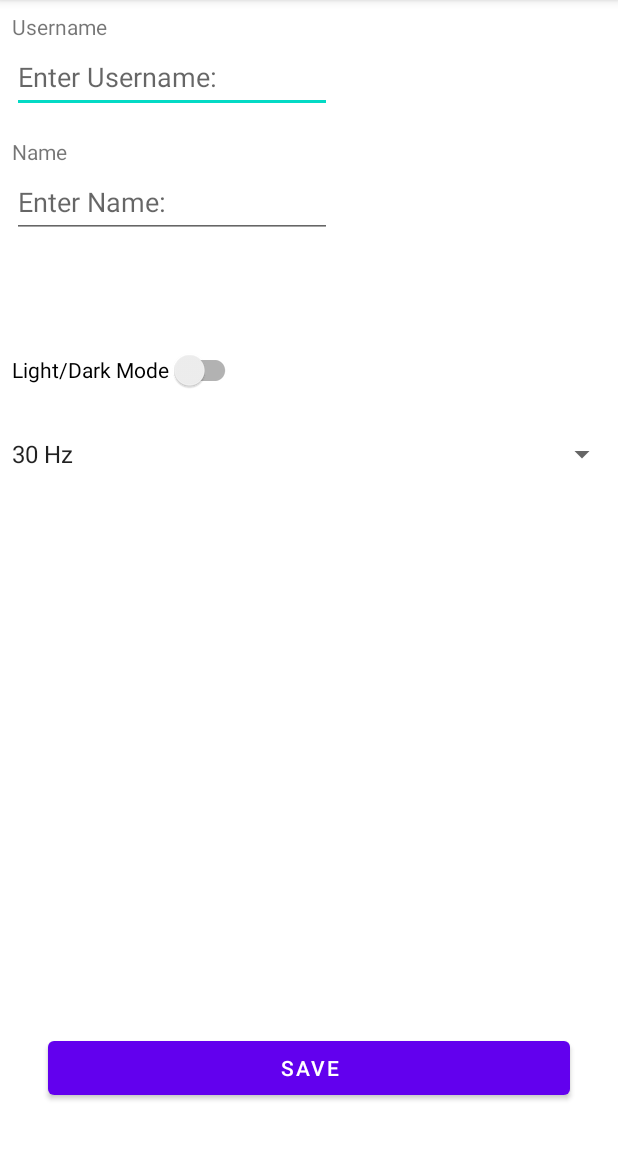
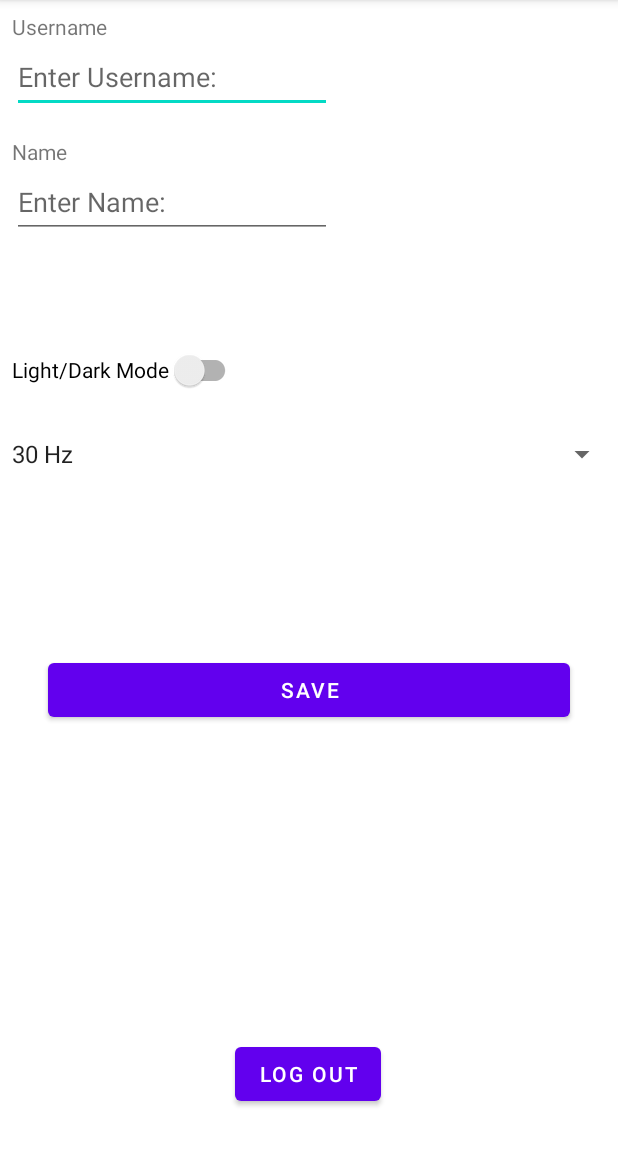
Before and after one commit to ShayGeko/Multimeter, an Android app: the fragment SettingsFragment shown on its own in the app's theme, on a phone screen of 412 x 824 dp, the part 84-1236 px from its top. Run offline under Robolectric (Android 15) with nearby library versions, the light colour scheme and no system bars.

Commit message:
:sparkles: add logout button to settings

```diff
--- a/app/src/main/AndroidManifest.xml
+++ b/app/src/main/AndroidManifest.xml
@@ -20,17 +20,13 @@
         tools:targetApi="31">
 
         <activity
-            android:name=".MainActivity"
-            android:exported="true" >
-        </activity>
-        <activity
             android:name=".login.LoginActivity"
             android:exported="false"/>
         <activity
             android:name=".createaccount.CreateAccountActivity"
             android:exported="false"/>
 
-        <activity android:name="com.untitled.multimeter.MainMenu"
+        <activity android:name="com.untitled.multimeter.MainMenuActivity"
             android:exported="true">
             <intent-filter>
                 <action android:name="android.intent.action.MAIN" />
--- a/app/src/main/java/com/untitled/multimeter/MainMenu.kt
+++ b/app/src/main/java/com/untitled/multimeter/MainMenuActivity.kt
@@ -14,7 +14,7 @@
 import com.untitled.multimeter.login.LoginActivity
 import com.untitled.multimeter.settings.SettingsFragment
 
-class MainMenu : AppCompatActivity() {
+class MainMenuActivity : AppCompatActivity() {
     override fun onCreate(savedInstanceState: Bundle?) {
         super.onCreate(savedInstanceState)
         setContentView(R.layout.main_menu)
--- a/app/src/main/java/com/untitled/multimeter/login/LoginActivity.kt
+++ b/app/src/main/java/com/untitled/multimeter/login/LoginActivity.kt
@@ -8,7 +8,7 @@ import android.widget.Button
 import android.widget.EditText
 import android.widget.Toast
 import androidx.lifecycle.ViewModelProvider
-import com.untitled.multimeter.MainMenu
+import com.untitled.multimeter.MainMenuActivity
 import com.untitled.multimeter.MultimeterApp.Companion.APPLICATION_TAG
 import com.untitled.multimeter.R
 import com.untitled.multimeter.UserViewModelFactory
@@ -75,7 +75,7 @@ class LoginActivity : AppCompatActivity() {
 
             // if result is successful, return to the main activity
             it.onSuccess {
-                startActivity(Intent(application, MainMenu::class.java))
+                startActivity(Intent(application, MainMenuActivity::class.java))
                 finish()
             }
             // otherwise, display error to the user
--- a/app/src/main/java/com/untitled/multimeter/settings/SettingsFragment.kt
+++ b/app/src/main/java/com/untitled/multimeter/settings/SettingsFragment.kt
@@ -10,11 +10,23 @@ import android.view.ViewGroup
 import android.widget.*
 import androidx.appcompat.app.AppCompatActivity
 import androidx.appcompat.widget.SwitchCompat
+import androidx.lifecycle.ViewModelProvider
+import com.untitled.multimeter.MultimeterApp
 import com.untitled.multimeter.R
+import kotlinx.coroutines.CoroutineScope
+import kotlinx.coroutines.Dispatchers
+import kotlinx.coroutines.launch
 
 class SettingsFragment : Fragment() {
 
     private lateinit var sharedPref: SharedPreferences
+    private lateinit var viewModel: SettingsViewModel
+
+    override fun onCreate(savedInstanceState: Bundle?) {
+        super.onCreate(savedInstanceState)
+
+        viewModel = ViewModelProvider(requireActivity()).get(SettingsViewModel::class.java)
+    }
 
     override fun onCreateView(
         inflater: LayoutInflater, container: ViewGroup?,
@@ -32,6 +44,16 @@ class SettingsFragment : Fragment() {
             Toast.makeText(requireContext(), "Saved Settings", Toast.LENGTH_SHORT).show()
         }
 
+
+        //
+        val logoutBtn = view.findViewById<Button>(R.id.logout_btn);
+
+        logoutBtn.setOnClickListener {
+
+            viewModel.logout();
+
+            requireActivity().finish()
+        }
         return view
     }
 
--- /dev/null
+++ b/app/src/main/java/com/untitled/multimeter/settings/SettingsViewModel.kt
@@ -0,0 +1,18 @@
+package com.untitled.multimeter.settings
+
+import androidx.lifecycle.ViewModel
+import com.untitled.multimeter.MultimeterApp
+import kotlinx.coroutines.CoroutineScope
+import kotlinx.coroutines.Dispatchers
+import kotlinx.coroutines.launch
+
+class SettingsViewModel() : ViewModel(){
+
+    fun logout(){
+        val user = MultimeterApp.realmApp.currentUser
+
+        CoroutineScope(Dispatchers.IO).launch {
+            user?.logOut()
+        }
+    }
+}
--- a/app/src/main/res/layout/fragment_settings.xml
+++ b/app/src/main/res/layout/fragment_settings.xml
@@ -79,10 +79,24 @@
         android:layout_height="wrap_content"
         android:layout_marginStart="32dp"
         android:layout_marginEnd="32dp"
-        android:layout_marginBottom="32dp"
+        android:layout_marginBottom="284dp"
         android:text="@string/save"
         app:layout_constraintBottom_toBottomOf="parent"
         app:layout_constraintEnd_toEndOf="parent"
+        app:layout_constraintHorizontal_bias="0.0"
+        app:layout_constraintStart_toStartOf="parent" />
+
+    <Button
+        android:id="@+id/logout_btn"
+        android:layout_width="wrap_content"
+        android:layout_height="wrap_content"
+        android:layout_marginStart="32dp"
+        android:layout_marginEnd="32dp"
+        android:layout_marginBottom="28dp"
+        android:text="@string/log_out"
+        app:layout_constraintBottom_toBottomOf="parent"
+        app:layout_constraintEnd_toEndOf="parent"
+        app:layout_constraintHorizontal_bias="0.497"
         app:layout_constraintStart_toStartOf="parent" />
 
 </androidx.constraintlayout.widget.ConstraintLayout>
```
Also changed, not shown: app/src/main/java/com/untitled/multimeter/MainActivity.kt (deleted, +0 -41 lines), app/src/main/res/layout/activity_main.xml (deleted, +0 -18 lines).
